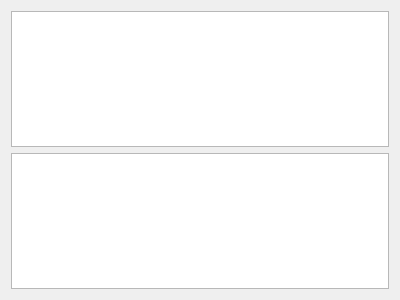
Before: the Qt Designer form CPlusPlusReference/dialog.ui in xxxnemesis4xxx/CPLusPlusReference, drawn with Qt 5.
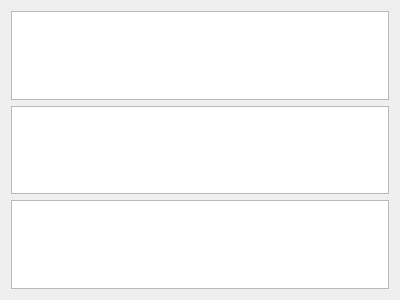
After: the same form once the commit is applied.

Diff of the .ui file:
```diff
--- a/CPlusPlusReference/dialog.ui
+++ b/CPlusPlusReference/dialog.ui
@@ -27,6 +27,9 @@
      </property>
     </widget>
    </item>
+   <item>
+    <widget class="QTextEdit" name="codeOverview"/>
+   </item>
   </layout>
  </widget>
  <layoutdefault spacing="6" margin="11"/>
```
Left out of the diff: 2 changed lines with no effect on the pictures.
